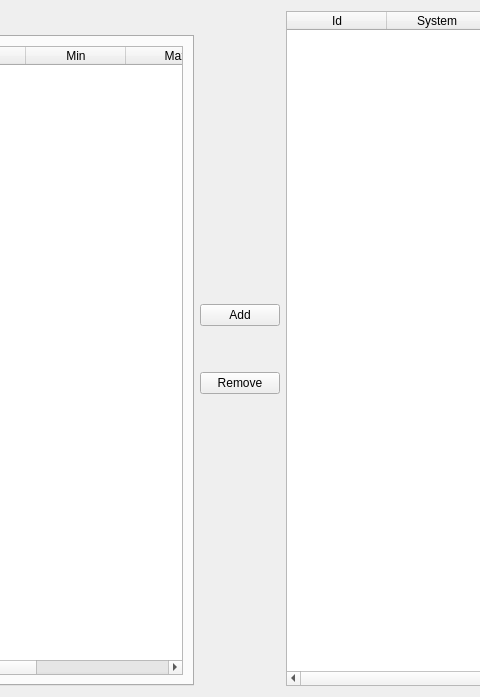
jimmyd-be/Hardware-Monitor-Applet, file Hardware Monitor Applet/GUI/DataPageWidget.ui: the form before one commit; both pictures show x 197 to 677 and y 0 to 697 of the 873 by 697 pixel window.
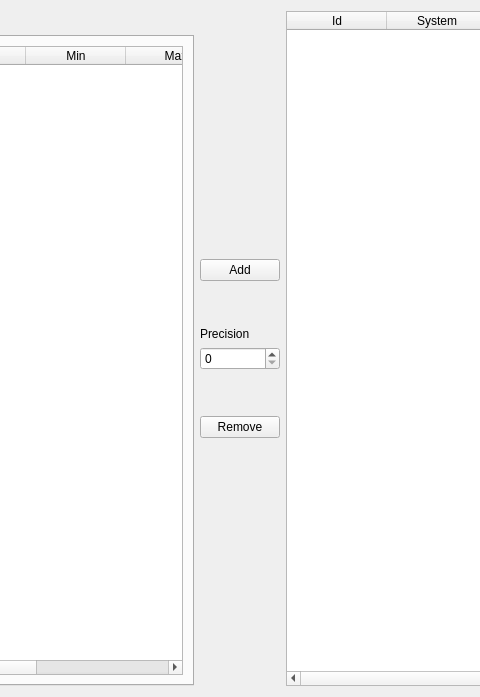
The form after the commit.

```diff
--- a/Hardware Monitor Applet/GUI/DataPageWidget.ui
+++ b/Hardware Monitor Applet/GUI/DataPageWidget.ui
@@ -137,6 +137,36 @@
        </property>
       </spacer>
      </item>
+     <item>
+      <widget class="QLabel" name="label">
+       <property name="text">
+        <string>Precision</string>
+       </property>
+      </widget>
+     </item>
+     <item>
+      <widget class="QSpinBox" name="Precision_spinBox">
+       <property name="maximum">
+        <number>5</number>
+       </property>
+      </widget>
+     </item>
+     <item>
+      <spacer name="verticalSpacer_4">
+       <property name="orientation">
+        <enum>Qt::Vertical</enum>
+       </property>
+       <property name="sizeType">
+        <enum>QSizePolicy::Maximum</enum>
+       </property>
+       <property name="sizeHint" stdset="0">
+        <size>
+         <width>20</width>
+         <height>40</height>
+        </size>
+       </property>
+      </spacer>
+     </item>
      <item>
       <widget class="QPushButton" name="Remove_pushButton">
        <property name="text">
```
